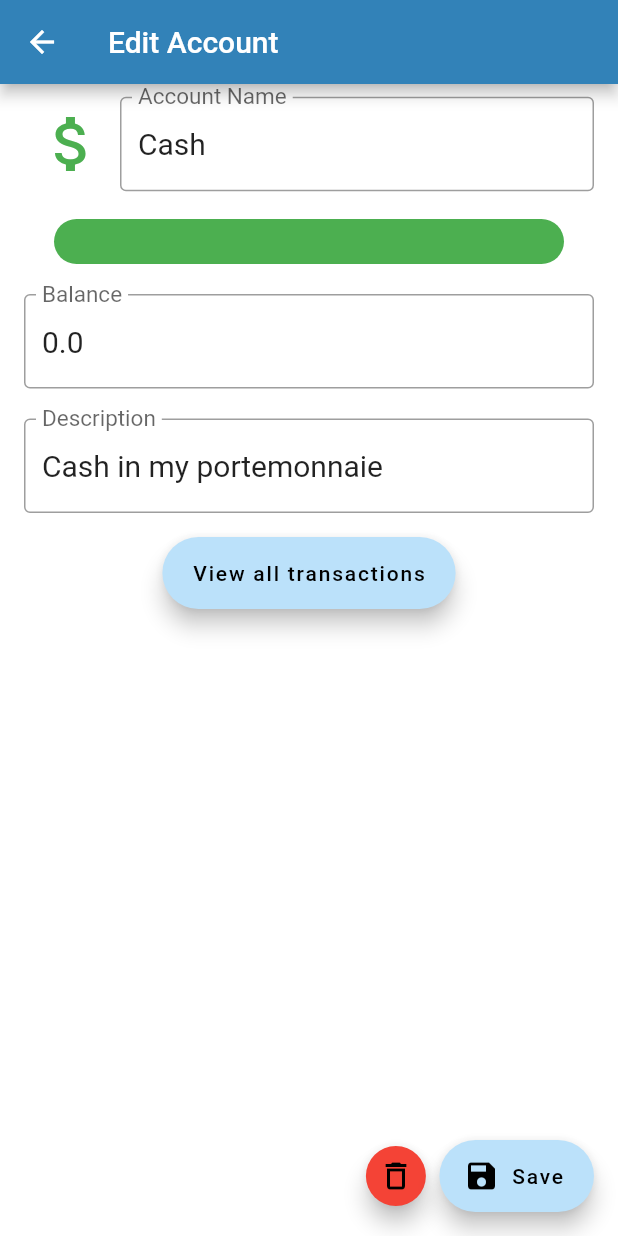
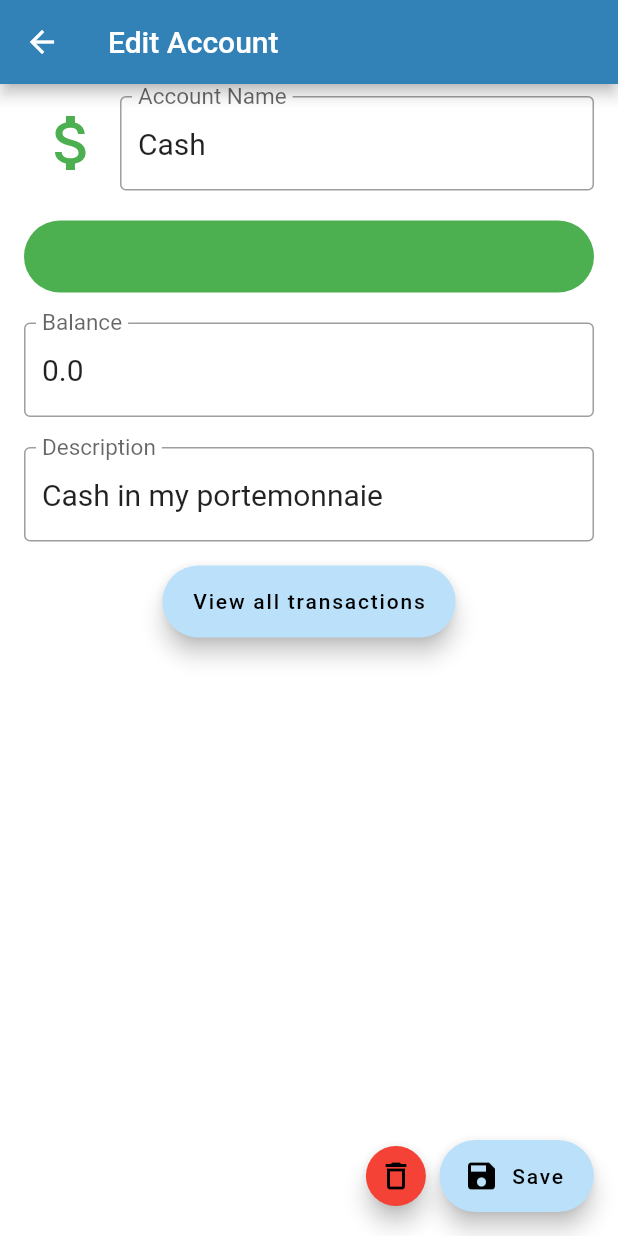
Before and after one commit to budgetiser/budgetiser, a Flutter app: the AccountForm screen opened directly with sample values from the repository, on a phone screen of 412 x 824 dp. Run offline on Flutter 3.47's test engine with Material 2 defaults, Android fonts, the phone set to English and light mode, and no system bars; our stand-ins replace flutter_colorpicker, flutter_markdown, jiffy, percent_indicator, shared_preferences, sqflite_sqlcipher; accounts and stored records are empty.

Commit message:
cleanup and increase colorPicker size

```diff
--- a/lib/screens/account/account_form.dart
+++ b/lib/screens/account/account_form.dart
@@ -60,9 +60,7 @@ class _AccountFormState extends State<AccountForm> {
         child: SingleChildScrollView(
           child: Padding(
             padding: const EdgeInsets.symmetric(horizontal: 8),
-            child: Column(
-              children: [
-                Form(
+            child: Form(
               key: _formKey,
               child: Padding(
                 padding: const EdgeInsets.all(8.0),
@@ -75,11 +73,12 @@ class _AccountFormState extends State<AccountForm> {
                       Row(
                         children: <Widget>[
                           Padding(
-                                  padding: const EdgeInsets.all(8.0),
+                              padding:
+                                  const EdgeInsets.symmetric(horizontal: 8),
                               child: IconPicker(
-                                    onIconChangedCallback: (icondata) {
+                                onIconChangedCallback: (iconData) {
                                   setState(() {
-                                        _icon = icondata;
+                                    _icon = iconData;
                                   });
                                 },
                                 initialIcon: _icon,
@@ -88,7 +87,6 @@ class _AccountFormState extends State<AccountForm> {
                           Flexible(
                             child: TextFormField(
                               controller: nameController,
-                                  // initialValue: widget.initialName,
                               decoration: const InputDecoration(
                                 labelText: "Account Name",
                                 border: OutlineInputBorder(),
@@ -97,8 +95,8 @@ class _AccountFormState extends State<AccountForm> {
                           ),
                         ],
                       ),
-                          const SizedBox(height: 8),
-                          Colorpicker(
+                      const SizedBox(height: 20),
+                      ColorPicker(
                         initialSelectedColor: _color,
                         onColorChangedCallback: (color) {
                           setState(() {
@@ -110,8 +108,7 @@ class _AccountFormState extends State<AccountForm> {
                         padding: const EdgeInsets.only(top: 20),
                         child: TextFormField(
                           controller: balanceController,
-                              keyboardType:
-                                  const TextInputType.numberWithOptions(
+                          keyboardType: const TextInputType.numberWithOptions(
                               decimal: true),
                           decoration: const InputDecoration(
                             labelText: "Balance",
@@ -149,10 +146,9 @@ class _AccountFormState extends State<AccountForm> {
                             ),
                             FloatingActionButton.extended(
                               onPressed: (() {
-                                    Navigator.of(context)
-                                        .push(MaterialPageRoute(
+                                Navigator.of(context).push(MaterialPageRoute(
                                   builder: (context) => TransactionsScreen(
-                                        initalAccountFilterName:
+                                    initialAccountFilterName:
                                         nameController.text,
                                   ),
                                 ));
@@ -166,8 +162,6 @@ class _AccountFormState extends State<AccountForm> {
                   ),
                 ),
               ),
-                ),
-              ],
             ),
           ),
         ),
--- a/lib/screens/categories/category_form.dart
+++ b/lib/screens/categories/category_form.dart
@@ -100,7 +100,7 @@ class _CategoryFormState extends State<CategoryForm> {
                               ),
                             ],
                           ),
-                          Colorpicker(
+                          ColorPicker(
                               initialSelectedColor: _color,
                               onColorChangedCallback: (color) {
                                 setState(() {
--- a/lib/screens/groups/group_form.dart
+++ b/lib/screens/groups/group_form.dart
@@ -98,7 +98,7 @@ class _GroupFormState extends State<GroupForm> {
                         ),
                       ],
                     ),
-                    Colorpicker(
+                    ColorPicker(
                       initialSelectedColor: _color,
                       onColorChangedCallback: (color) {
                         setState(() {
--- a/lib/screens/plans/budget_form.dart
+++ b/lib/screens/plans/budget_form.dart
@@ -117,7 +117,7 @@ class _BudgetFormState extends State<BudgetForm> {
                       ),
                     ],
                   ),
-                  Colorpicker(
+                  ColorPicker(
                       initialSelectedColor: _color,
                       onColorChangedCallback: (color) {
                         setState(() {
--- a/lib/screens/plans/saving_form.dart
+++ b/lib/screens/plans/saving_form.dart
@@ -99,7 +99,7 @@ class _SavingFormState extends State<SavingForm> {
                       ))
                     ],
                   ),
-                  Colorpicker(
+                  ColorPicker(
                     initialSelectedColor: _color,
                     onColorChangedCallback: (color) {
                       setState(() {
--- a/lib/shared/picker/color_picker.dart
+++ b/lib/shared/picker/color_picker.dart
@@ -1,8 +1,8 @@
 import 'package:flutter/material.dart';
 import 'package:flutter_colorpicker/flutter_colorpicker.dart';
 
-class Colorpicker extends StatefulWidget {
-  const Colorpicker({
+class ColorPicker extends StatefulWidget {
+  const ColorPicker({
     Key? key,
     required this.initialSelectedColor,
     required this.onColorChangedCallback,
@@ -12,11 +12,10 @@ class Colorpicker extends StatefulWidget {
   final Function(Color) onColorChangedCallback;
 
   @override
-  State<Colorpicker> createState() => _ColorpickerState();
+  State<ColorPicker> createState() => _ColorPickerState();
 }
 
-class _ColorpickerState extends State<Colorpicker> {
-
+class _ColorPickerState extends State<ColorPicker> {
   @override
   Widget build(BuildContext context) {
     return InkWell(
@@ -48,8 +47,7 @@ class _ColorpickerState extends State<Colorpicker> {
       },
       borderRadius: BorderRadius.circular(20),
       child: Container(
-        height: 30,
-        margin: const EdgeInsets.fromLTRB(20, 10, 20, 0),
+        height: 48,
         decoration: BoxDecoration(
           borderRadius: BorderRadius.circular(25),
           color: widget.initialSelectedColor,
```
Also changed, not shown: lib/screens/transactions/transactions_screen.dart (+4 -4 lines). Lines whose indentation alone changed are shown as unchanged.
